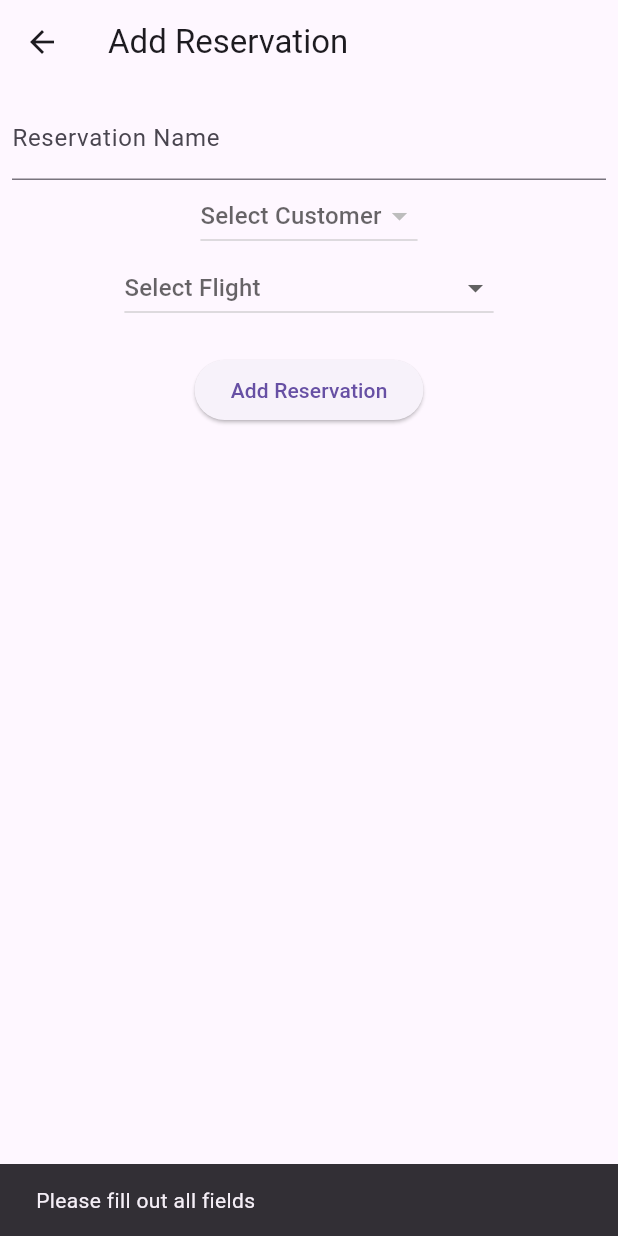
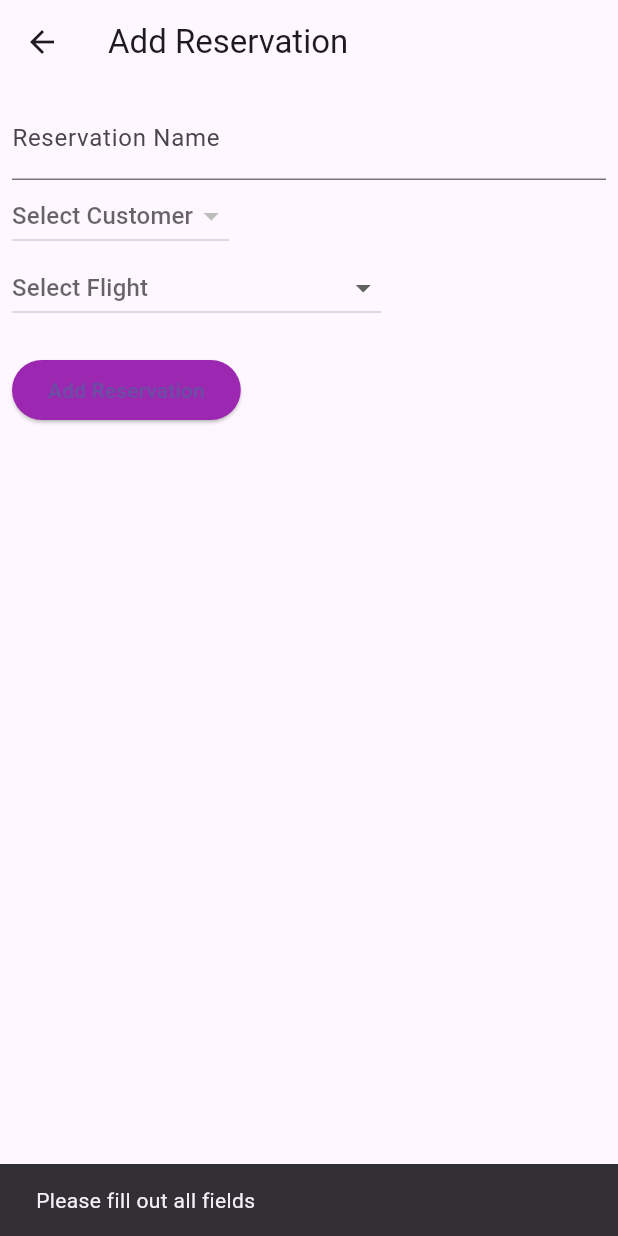
Before and after one commit to ritikkumar95/FlightManagementApp, a Flutter app: the AddReservationPage screen opened directly with empty values, after a tap on "Add Reservation", on a phone screen of 412 x 824 dp. Run offline on Flutter 3.47's test engine with Material 3 defaults, Android fonts, the light colour scheme and no system bars; our stand-ins replace floor, shared_preferences, sqflite; missing offline and left inert: encrypt, encrypted_shared_preferences; accounts and stored records are empty; generated files the repository leaves out were written again.

Commit message:
reservation testing

```diff
--- a/lib/customer_list/customer_database_helper.dart
+++ b/lib/customer_list/customer_database_helper.dart
@@ -33,7 +33,7 @@ class CustomerDatabaseHelper {
   Future _onCreate(Database db, int version) async {
     await db.execute('''
       CREATE TABLE $customerTable (
-        $columnCustomerId INTEGER PRIMARY KEY,
+        $columnCustomerId INTEGER PRIMARY KEY AUTOINCREMENT,
         $columnFirstName TEXT NOT NULL,
         $columnLastName TEXT NOT NULL,
         $columnAddress TEXT NOT NULL,
--- a/lib/reservation/add_reservation.dart
+++ b/lib/reservation/add_reservation.dart
@@ -60,9 +60,15 @@ class _AddReservationPageState extends State<AddReservationPage> {
       'flight': selectedFlight,
     };
 
-    await _reservationDatabaseHelper.insertReservation(reservation);
-    widget.onAddReservation(reservation);
-    Navigator.of(context).pop();
+    try {
+      await _reservationDatabaseHelper.insertReservation(reservation);
+      widget.onAddReservation(reservation);
+      Navigator.of(context).pop();
+    } catch (e) {
+      ScaffoldMessenger.of(context).showSnackBar(
+        SnackBar(content: Text('Error adding reservation: $e')),
+      );
+    }
   }
 
   @override
@@ -74,6 +80,7 @@ class _AddReservationPageState extends State<AddReservationPage> {
       body: Padding(
         padding: const EdgeInsets.all(8.0),
         child: Column(
+          crossAxisAlignment: CrossAxisAlignment.start,
           children: [
             TextField(
               decoration: InputDecoration(labelText: 'Reservation Name'),
@@ -117,6 +124,9 @@ class _AddReservationPageState extends State<AddReservationPage> {
             ElevatedButton(
               onPressed: _addReservation,
               child: Text('Add Reservation'),
+              style: ElevatedButton.styleFrom(
+                backgroundColor: Colors.purple, // Change button color to purple
+              ),
             ),
           ],
         ),
--- a/lib/reservation/reservation_database_helper.dart
+++ b/lib/reservation/reservation_database_helper.dart
@@ -1,6 +1,6 @@
 import 'package:sqflite/sqflite.dart';
 import 'package:path/path.dart';
-
+import '../customer_list/customer_database_helper.dart';
 class ReservationDatabaseHelper {
   static final _databaseName = "CustomerDatabase.db";
   static final _databaseVersion = 1;
@@ -30,13 +30,14 @@ class ReservationDatabaseHelper {
   }
 
   Future _onCreate(Database db, int version) async {
+    // Ensure customer table exists before creating reservation table
     await db.execute('''
       CREATE TABLE $reservationTable (
-        $columnReservationId INTEGER PRIMARY KEY,
+        $columnReservationId INTEGER PRIMARY KEY AUTOINCREMENT,
         $columnReservationName TEXT NOT NULL,
         $columnCustomerIdFk INTEGER NOT NULL,
         $columnFlight TEXT NOT NULL,
-        FOREIGN KEY ($columnCustomerIdFk) REFERENCES customer (_id)
+        FOREIGN KEY ($columnCustomerIdFk) REFERENCES customer ($columnCustomerIdFk)
       )
     ''');
   }
```
